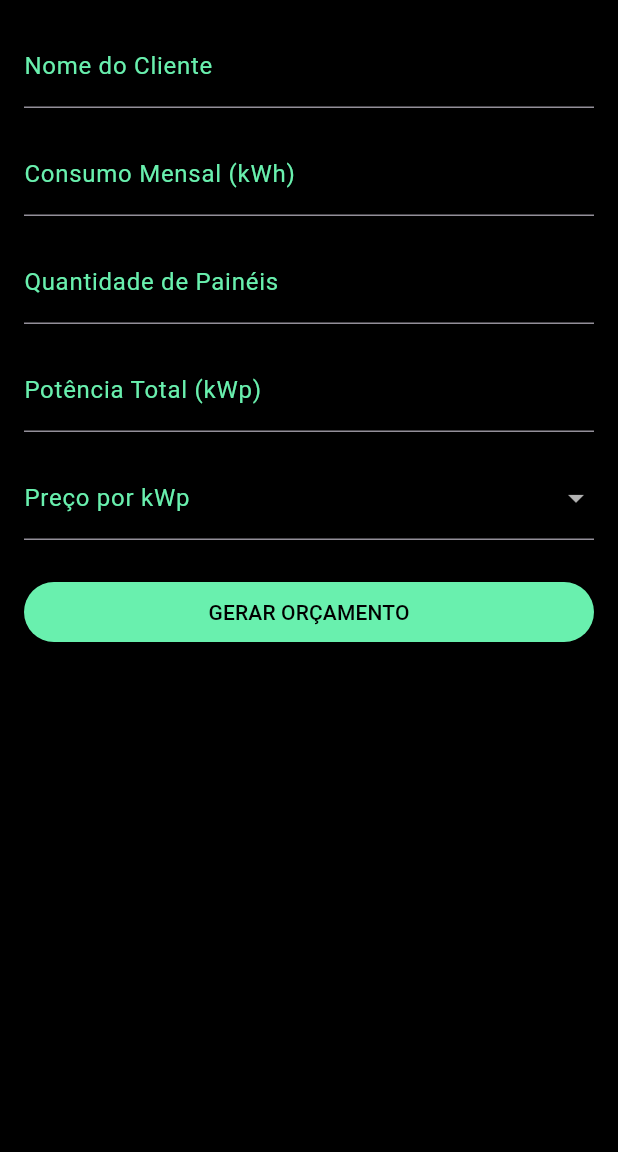
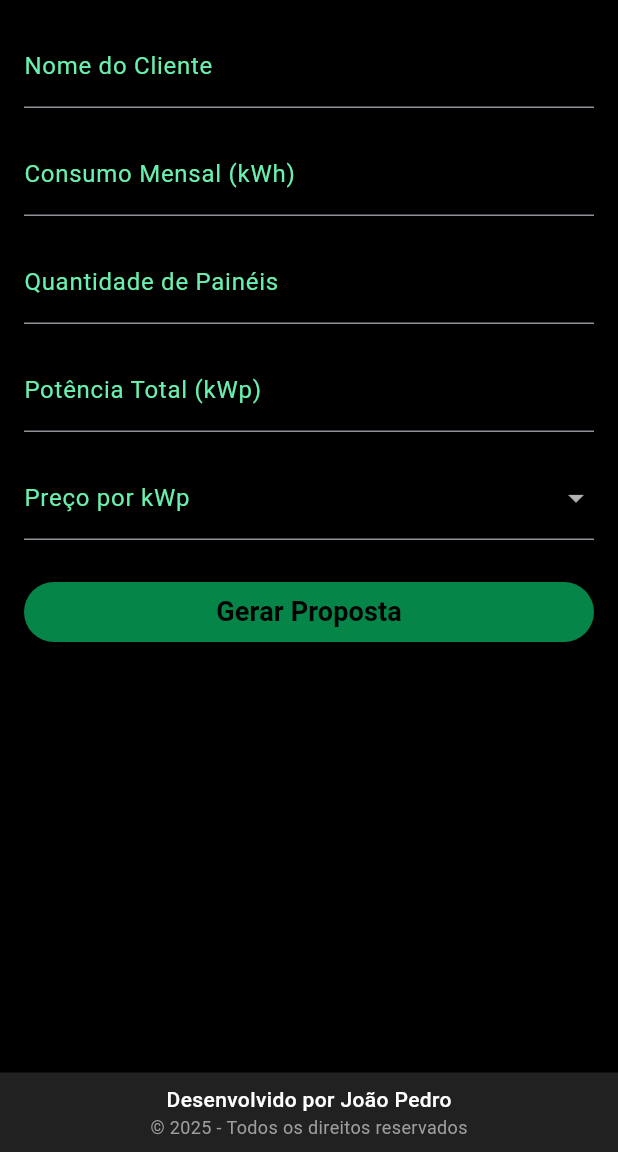
Before and after one commit to raion167/SolarMath, a Flutter app: the screen it shows after launch, on a phone screen of 412 x 824 dp, the part 84-1236 px from its top. Run offline on Flutter 3.47's test engine with Material 3 defaults, Android fonts, the phone set to English and light mode, and no system bars; our stand-ins replace pdf, printing, shared_preferences.

Commit message:
Rodapé e formatações, juntamente com 1 versão de APK

```diff
--- a/lib/main.dart
+++ b/lib/main.dart
@@ -9,6 +9,7 @@ import 'package:printing/printing.dart';
 import 'package:intl/intl.dart';
 // 👇 ALTERAÇÃO: import para compartilhar no WhatsApp
 import 'package:url_launcher/url_launcher.dart';
+import 'package:shared_preferences/shared_preferences.dart';
 
 //FUNÇÃO PARA CALCULAR O PARCELAMENTO E JUROS
 Map<String, double> calcularParcelamento(int parcelas, double valor) {
@@ -294,7 +295,7 @@ class _DadosClientePageState extends State<DadosClientePage> {
               // Botão Gerar Orçamento
               ElevatedButton(
                 style: ElevatedButton.styleFrom(
-                  backgroundColor: Colors.greenAccent,
+                  backgroundColor: const Color.fromARGB(255, 6, 133, 72),
                   foregroundColor: Colors.black,
                 ),
                 onPressed: () {
@@ -316,10 +317,29 @@ class _DadosClientePageState extends State<DadosClientePage> {
                   }
                   _gerarOrcamento();
                 },
-                child: const Text("GERAR ORÇAMENTO"),
+                child: const Text("Gerar Proposta",
+                    style:
+                        TextStyle(fontSize: 18, fontWeight: FontWeight.bold)),
               ),
             ],
           ),
+        ),
+      ),
+      bottomNavigationBar: Container(
+        padding: const EdgeInsets.all(8),
+        color: Colors.grey.shade900,
+        child: Column(
+          mainAxisSize: MainAxisSize.min,
+          children: const [
+            Text(
+              "Desenvolvido por João Pedro",
+              style: TextStyle(fontSize: 14, fontWeight: FontWeight.w500),
+            ),
+            Text(
+              "© 2025 - Todos os direitos reservados",
+              style: TextStyle(fontSize: 12, color: Colors.grey),
+            ),
+          ],
         ),
       ),
     );
@@ -419,7 +439,6 @@ class OrcamentoPage extends StatelessWidget {
     required this.qtdInversores,
     required this.potenciaInversor,
   });
-
   @override
   Widget build(BuildContext context) {
     // Formatador de moeda (R$)
@@ -427,7 +446,6 @@ class OrcamentoPage extends StatelessWidget {
       locale: 'pt_BR',
       symbol: 'R\$',
     );
-
     //MONTANDO O TEXTO DE PARCELAS
     final parcelasT = [36, 48, 60, 72, 84];
     final propostasT = parcelasT
```
Also changed, not shown: 1 other file.
